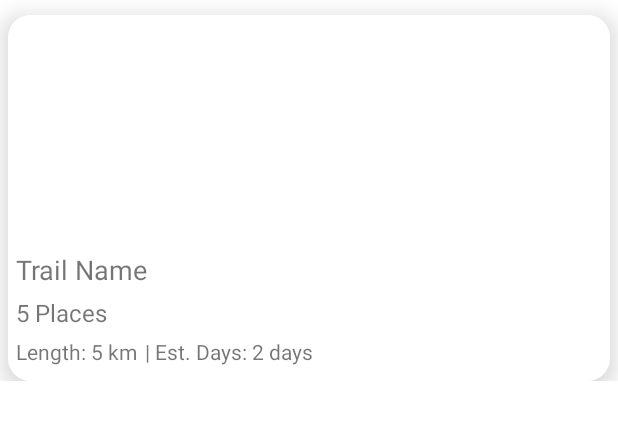
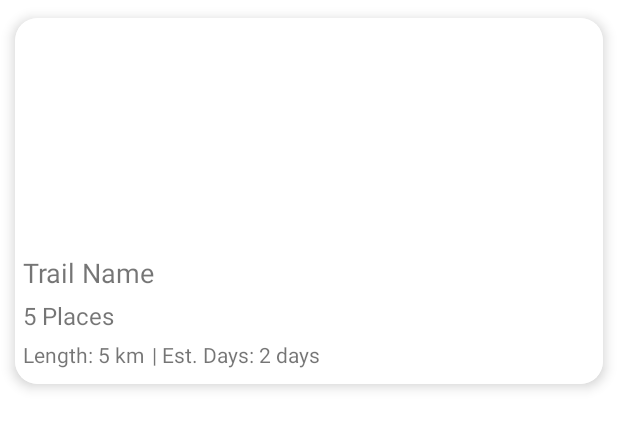
Before and after one commit to theneem/omnitrail_material, an Android app: the layout trail_row.xml on its own in the app's theme, with its tools: preview values and no code run, on a phone screen of 412 x 824 dp. Shown: the top 429 px of the screen. Run offline under Robolectric (Android 15) with nearby library versions, the phone set to English and light mode, and no system bars; Roboto replaces fonts that are not available here.

Commit message:
changes in trail UI

```diff
--- a/app/src/main/res/layout/trail_row.xml
+++ b/app/src/main/res/layout/trail_row.xml
@@ -3,17 +3,18 @@
     xmlns:tools="http://schemas.android.com/tools"
     android:layout_width="match_parent"
     android:layout_height="wrap_content"
+    android:background="@color/primaryDarkColor"
     xmlns:app="http://schemas.android.com/apk/res-auto">
 
     <androidx.cardview.widget.CardView
         android:layout_width="match_parent"
         android:layout_height="wrap_content"
-        android:layout_marginStart="5dp"
-        android:layout_marginTop="10dp"
-        android:layout_marginEnd="5dp"
+        android:background="@color/primaryDarkColor"
         android:outlineAmbientShadowColor="@color/primaryDarkColor"
+        app:cardBackgroundColor="@color/primaryDarkColor"
         app:cardCornerRadius="15dp"
-        app:cardElevation="10dp"
+        app:cardElevation="5dp"
+        app:cardUseCompatPadding="true"
         app:layout_constraintEnd_toEndOf="parent"
         app:layout_constraintStart_toStartOf="parent"
         app:layout_constraintTop_toTopOf="parent">
@@ -21,7 +22,8 @@
         <androidx.constraintlayout.widget.ConstraintLayout
             android:layout_width="match_parent"
             android:layout_height="wrap_content"
-            android:background="@color/colorWhite"
+            android:backgroundTint="@color/primaryDarkColor"
+            android:background="@color/primaryDarkColor"
             android:paddingBottom="10dp">
 
             <ImageView
```
